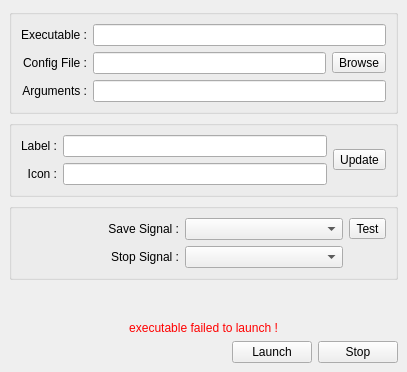
Houston4444/RaySession, file resources/ui/proxy_gui.ui: the form before one commit.
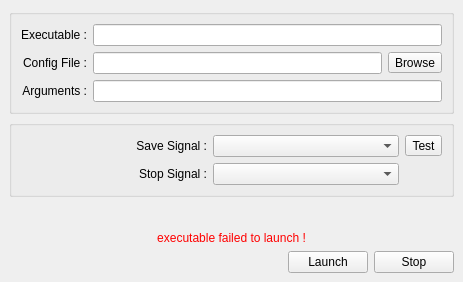
The form after the commit. Icons and pictures are not drawn.

Commit message: remove commented lines, it seems to work

```diff
--- a/resources/ui/proxy_gui.ui
+++ b/resources/ui/proxy_gui.ui
@@ -6,8 +6,8 @@
    <rect>
     <x>0</x>
     <y>0</y>
-    <width>407</width>
-    <height>372</height>
+    <width>463</width>
+    <height>282</height>
    </rect>
   </property>
   <property name="windowTitle">
@@ -104,55 +104,6 @@
       </layout>
      </widget>
     </item>
-    <item>
-     <widget class="QGroupBox" name="groupBox_2">
-      <property name="title">
-       <string/>
-      </property>
-      <layout class="QGridLayout" name="gridLayout">
-       <item row="1" column="0">
-        <widget class="QLabel" name="label_6">
-         <property name="text">
-          <string>Label :</string>
-         </property>
-         <property name="alignment">
-          <set>Qt::AlignRight|Qt::AlignTrailing|Qt::AlignVCenter</set>
-         </property>
-        </widget>
-       </item>
-       <item row="2" column="1">
-        <widget class="QLineEdit" name="lineEditIcon"/>
-       </item>
-       <item row="1" column="1">
-        <widget class="QLineEdit" name="lineEditLabel"/>
-       </item>
-       <item row="2" column="0">
-        <widget class="QLabel" name="label">
-         <property name="text">
-          <string>Icon :</string>
-         </property>
-         <property name="alignment">
-          <set>Qt::AlignRight|Qt::AlignTrailing|Qt::AlignVCenter</set>
-         </property>
-        </widget>
-       </item>
-       <item row="1" column="2" rowspan="2">
-        <widget class="QToolButton" name="toolButtonRefresh">
-         <property name="text">
-          <string>Update</string>
-         </property>
-         <property name="icon">
-          <iconset theme="view-refresh">
-           <normaloff>.</normaloff>.</iconset>
-         </property>
-         <property name="toolButtonStyle">
-          <enum>Qt::ToolButtonTextBesideIcon</enum>
-         </property>
-        </widget>
-       </item>
-      </layout>
-     </widget>
-    </item>
     <item>
      <widget class="QGroupBox" name="groupBox_3">
       <property name="title">
```
The commit also changes 1 other file.
